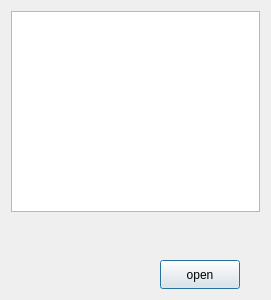
Above: users.ui from OstrovskyAndriy/audio_player before the change. Below: the same form after it.
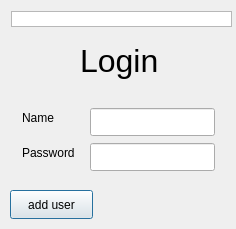
That is the form after the change.

Commit message: add login ui, and each user can listen to his music

```diff
--- a/users.ui
+++ b/users.ui
@@ -6,36 +6,100 @@
    <rect>
     <x>0</x>
     <y>0</y>
-    <width>271</width>
-    <height>300</height>
+    <width>236</width>
+    <height>229</height>
    </rect>
   </property>
   <property name="windowTitle">
    <string>Dialog</string>
   </property>
-  <widget class="QPushButton" name="openPlayer">
-   <property name="geometry">
-    <rect>
-     <x>160</x>
-     <y>260</y>
-     <width>80</width>
-     <height>29</height>
-    </rect>
-   </property>
-   <property name="text">
-    <string>open</string>
-   </property>
-  </widget>
   <widget class="QTableView" name="usersTableView">
    <property name="geometry">
     <rect>
      <x>11</x>
      <y>11</y>
-     <width>249</width>
-     <height>201</height>
+     <width>221</width>
+     <height>16</height>
     </rect>
    </property>
   </widget>
+  <widget class="QPushButton" name="addUser">
+   <property name="geometry">
+    <rect>
+     <x>10</x>
+     <y>190</y>
+     <width>83</width>
+     <height>29</height>
+    </rect>
+   </property>
+   <property name="text">
+    <string>add user</string>
+   </property>
+  </widget>
+  <widget class="QLabel" name="loginLabel">
+   <property name="geometry">
+    <rect>
+     <x>80</x>
+     <y>30</y>
+     <width>101</width>
+     <height>61</height>
+    </rect>
+   </property>
+   <property name="font">
+    <font>
+     <pointsize>24</pointsize>
+    </font>
+   </property>
+   <property name="text">
+    <string>Login</string>
+   </property>
+  </widget>
+  <widget class="QLineEdit" name="nameEdit">
+   <property name="geometry">
+    <rect>
+     <x>90</x>
+     <y>108</y>
+     <width>125</width>
+     <height>28</height>
+    </rect>
+   </property>
+  </widget>
+  <widget class="QLineEdit" name="passwordEdit">
+   <property name="geometry">
+    <rect>
+     <x>90</x>
+     <y>143</y>
+     <width>125</width>
+     <height>28</height>
+    </rect>
+   </property>
+  </widget>
+  <widget class="QLabel" name="nameLabel">
+   <property name="geometry">
+    <rect>
+     <x>22</x>
+     <y>108</y>
+     <width>40</width>
+     <height>20</height>
+    </rect>
+   </property>
+   <property name="text">
+    <string>Name</string>
+   </property>
+  </widget>
+  <widget class="QLabel" name="passwordLabel">
+   <property name="geometry">
+    <rect>
+     <x>22</x>
+     <y>143</y>
+     <width>61</width>
+     <height>20</height>
+    </rect>
+   </property>
+   <property name="text">
+    <string>Password</string>
+   </property>
+  </widget>
  </widget>
  <resources/>
  <connections/>
```
The commit also changes 10 other files.
